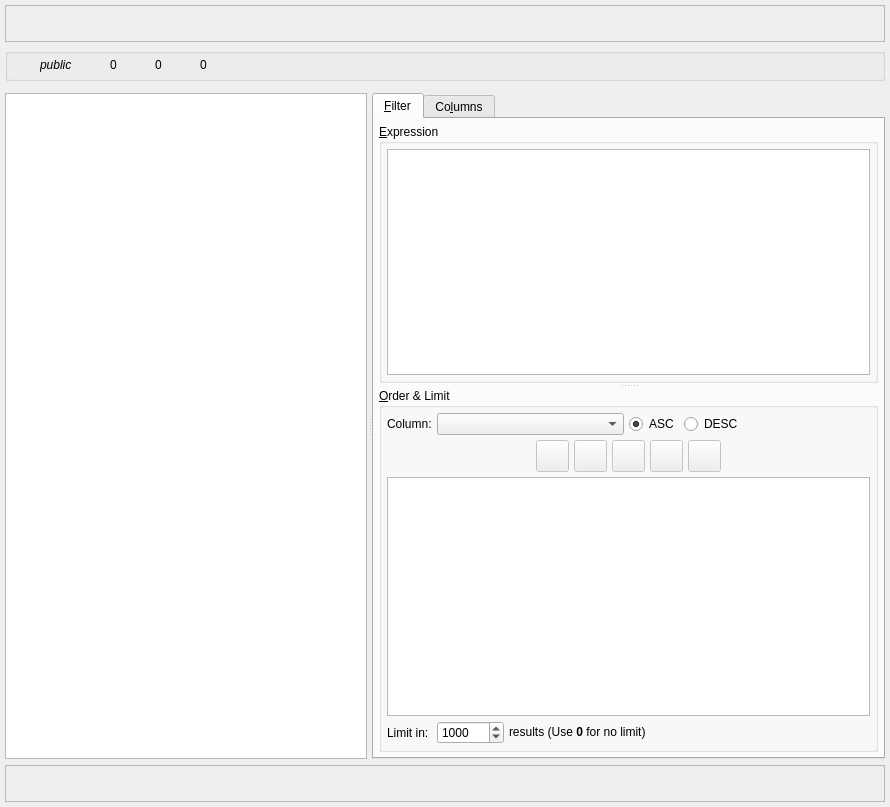
Old version of the form libs/libgui/ui/tools/datagridwidget.ui in the repository pgmodeler/pgmodeler.
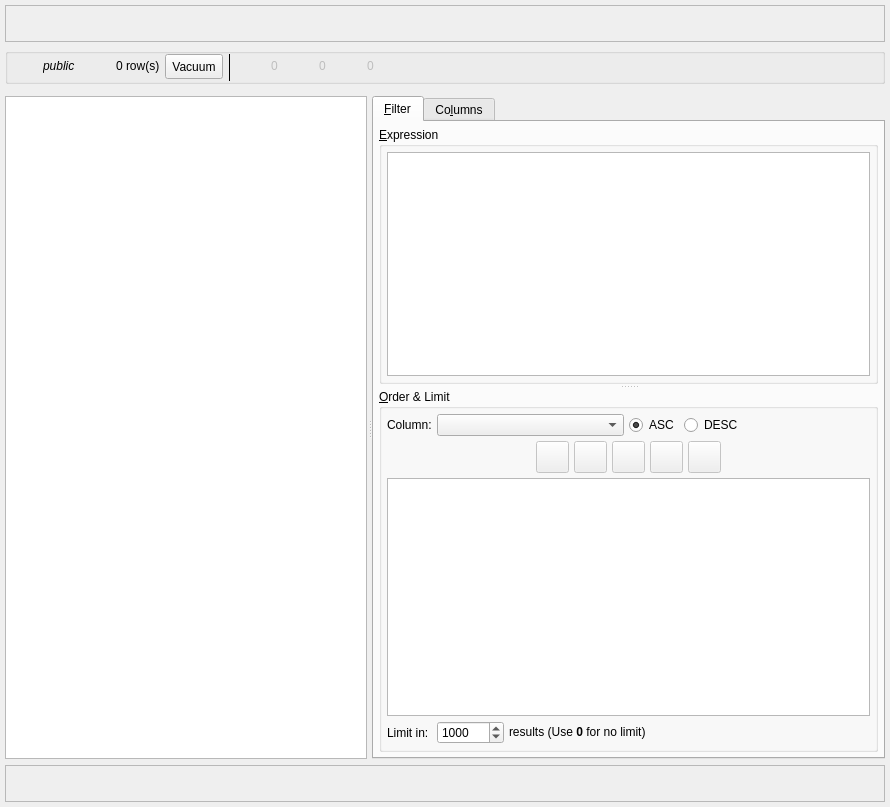
New version of the form. Icons and pictures are not drawn.

Commit message: Added support for VACUUM ANALYZE in DataGridWidget so the total number of rows of the table can be properly displayed

Diff of the .ui file:
```diff
--- a/libs/libgui/ui/tools/datagridwidget.ui
+++ b/libs/libgui/ui/tools/datagridwidget.ui
@@ -129,6 +129,9 @@
      <property name="title">
       <string/>
      </property>
+     <property name="flat">
+      <bool>false</bool>
+     </property>
      <layout class="QHBoxLayout" name="horizontalLayout">
       <property name="leftMargin">
        <number>0</number>
@@ -166,14 +169,14 @@
           </property>
           <property name="minimumSize">
            <size>
-            <width>22</width>
-            <height>22</height>
+            <width>25</width>
+            <height>25</height>
            </size>
           </property>
           <property name="maximumSize">
            <size>
-            <width>22</width>
-            <height>22</height>
+            <width>25</width>
+            <height>25</height>
            </size>
           </property>
           <property name="toolTip">
@@ -216,6 +219,143 @@
         </item>
        </layout>
       </item>
+      <item>
+       <layout class="QHBoxLayout" name="horizontalLayout_7">
+        <property name="spacing">
+         <number>5</number>
+        </property>
+        <property name="leftMargin">
+         <number>5</number>
+        </property>
+        <property name="rightMargin">
+         <number>0</number>
+        </property>
+        <property name="bottomMargin">
+         <number>2</number>
+        </property>
+        <item>
+         <widget class="QLabel" name="rows_cnt_ico_lbl">
+          <property name="enabled">
+           <bool>true</bool>
+          </property>
+          <property name="sizePolicy">
+           <sizepolicy hsizetype="Preferred" vsizetype="Fixed">
+            <horstretch>0</horstretch>
+            <verstretch>0</verstretch>
+           </sizepolicy>
+          </property>
+          <property name="minimumSize">
+           <size>
+            <width>25</width>
+            <height>25</height>
+           </size>
+          </property>
+          <property name="maximumSize">
+           <size>
+            <width>25</width>
+            <height>25</height>
+           </size>
+          </property>
+          <property name="toolTip">
+           <string>&lt;html&gt;&lt;head/&gt;&lt;body&gt;&lt;p&gt;The total number of rows in the table. &lt;span style=&quot; font-weight:700;&quot;&gt;NOTE:&lt;/span&gt; An undefined number (?) of rows means that the table needs a vacuum to update its statistics.&lt;/p&gt;&lt;/body&gt;&lt;/html&gt;</string>
+          </property>
+          <property name="text">
+           <string/>
+          </property>
+          <property name="textFormat">
+           <enum>Qt::TextFormat::AutoText</enum>
+          </property>
+          <property name="pixmap">
+           <pixmap resource="../../res/resources.qrc">:/icons/icons/tablerowcnt.png</pixmap>
+          </property>
+          <property name="scaledContents">
+           <bool>true</bool>
+          </property>
+         </widget>
+        </item>
+        <item>
+         <widget class="QLabel" name="rows_cnt_lbl">
+          <property name="enabled">
+           <bool>true</bool>
+          </property>
+          <property name="sizePolicy">
+           <sizepolicy hsizetype="Preferred" vsizetype="Fixed">
+            <horstretch>0</horstretch>
+            <verstretch>0</verstretch>
+           </sizepolicy>
+          </property>
+          <property name="font">
+           <font>
+            <italic>false</italic>
+           </font>
+          </property>
+          <property name="text">
+           <string>0 row(s)</string>
+          </property>
+          <property name="indent">
+           <number>0</number>
+          </property>
+         </widget>
+        </item>
+        <item>
+         <widget class="QToolButton" name="vaccuum_tb">
+          <property name="enabled">
+           <bool>true</bool>
+          </property>
+          <property name="sizePolicy">
+           <sizepolicy hsizetype="Preferred" vsizetype="Preferred">
+            <horstretch>0</horstretch>
+            <verstretch>0</verstretch>
+           </sizepolicy>
+          </property>
+          <property name="minimumSize">
+           <size>
+            <width>0</width>
+            <height>0</height>
+           </size>
+          </property>
+          <property name="toolTip">
+           <string>&lt;p&gt;Run a VACCUUM ANALYZE command on the table to update statistics&lt;/p&gt;</string>
+          </property>
+          <property name="text">
+           <string>Vacuum</string>
+          </property>
+          <property name="icon">
+           <iconset resource="../../res/resources.qrc">
+            <normaloff>:/icons/icons/vaccuum.png</normaloff>:/icons/icons/vaccuum.png</iconset>
+          </property>
+          <property name="iconSize">
+           <size>
+            <width>25</width>
+            <height>25</height>
+           </size>
+          </property>
+          <property name="toolButtonStyle">
+           <enum>Qt::ToolButtonStyle::ToolButtonTextBesideIcon</enum>
+          </property>
+         </widget>
+        </item>
+       </layout>
+      </item>
+      <item>
+       <widget class="Line" name="separator_ln">
+        <property name="maximumSize">
+         <size>
+          <width>1</width>
+          <height>16777215</height>
+         </size>
+        </property>
+        <property name="autoFillBackground">
+         <bool>false</bool>
+        </property>
+        <property name="frameShadow">
+         <enum>QFrame::Shadow::Plain</enum>
+        </property>
+        <property name="orientation">
+         <enum>Qt::Orientation::Vertical</enum>
+        </property>
+       </widget>
+      </item>
       <item>
        <layout class="QHBoxLayout" name="horizontalLayout_2">
         <property name="spacing">
@@ -231,7 +371,10 @@
          <number>2</number>
         </property>
         <item>
-         <widget class="QLabel" name="warn_lbl">
+         <widget class="QLabel" name="rows_added_ico_lbl">
+          <property name="enabled">
+           <bool>false</bool>
+          </property>
           <property name="sizePolicy">
            <sizepolicy hsizetype="Preferred" vsizetype="Fixed">
             <horstretch>0</horstretch>
@@ -240,14 +383,14 @@
           </property>
           <property name="minimumSize">
            <size>
-            <width>22</width>
-            <height>22</height>
+            <width>25</width>
+            <height>25</height>
            </size>
           </property>
           <property name="maximumSize">
            <size>
-            <width>22</width>
-            <height>22</height>
+            <width>25</width>
+            <height>25</height>
            </size>
           </property>
           <property name="toolTip">
@@ -268,7 +411,10 @@
          </widget>
         </item>
         <item>
-         <widget class="QLabel" name="warn_count_lbl">
+         <widget class="QLabel" name="rows_added_lbl">
+          <property name="enabled">
+           <bool>false</bool>
+          </property>
           <property name="sizePolicy">
            <sizepolicy hsizetype="Preferred" vsizetype="Fixed">
             <horstretch>0</horstretch>
@@ -300,7 +446,10 @@
          <number>2</number>
         </property>
         <item>
-         <widget class="QLabel" name="warn_lbl_2">
+         <widget class="QLabel" name="rows_changed_ico_lbl">
+          <property name="enabled">
+           <bool>false</bool>
+          </property>
           <property name="sizePolicy">
            <sizepolicy hsizetype="Preferred" vsizetype="Fixed">
             <horstretch>0</horstretch>
@@ -309,14 +458,14 @@
           </property>
           <property name="minimumSize">
            <size>
-            <width>22</width>
-            <height>22</height>
+            <width>25</width>
+            <height>25</height>
            </size>
           </property>
           <property name="maximumSize">
            <size>
-            <width>22</width>
-            <height>22</height>
+            <width>25</width>
+            <height>25</height>
            </size>
           </property>
           <property name="toolTip">
@@ -337,7 +486,10 @@
          </widget>
         </item>
         <item>
-         <widget class="QLabel" name="warn_count_lbl_2">
+         <widget class="QLabel" name="rows_changed_lbl">
+          <property name="enabled">
+           <bool>false</bool>
+          </property>
           <property name="sizePolicy">
            <sizepolicy hsizetype="Preferred" vsizetype="Fixed">
             <horstretch>0</horstretch>
@@ -369,7 +521,10 @@
          <number>2</number>
         </property>
         <item>
-         <widget class="QLabel" name="warn_lbl_5">
+         <widget class="QLabel" name="rows_deleted_ico_lbl">
+          <property name="enabled">
+           <bool>false</bool>
+          </property>
           <property name="sizePolicy">
            <sizepolicy hsizetype="Preferred" vsizetype="Fixed">
             <horstretch>0</horstretch>
@@ -378,14 +533,14 @@
           </property>
           <property name="minimumSize">
            <size>
-            <width>22</width>
-            <height>22</height>
+            <width>25</width>
+            <height>25</height>
            </size>
           </property>
           <property name="maximumSize">
            <size>
-            <width>22</width>
-            <height>22</height>
+            <width>25</width>
+            <height>25</height>
            </size>
           </property>
           <property name="toolTip">
@@ -406,7 +561,10 @@
          </widget>
         </item>
         <item>
-         <widget class="QLabel" name="warn_count_lbl_5">
+         <widget class="QLabel" name="rows_deleted_lbl">
+          <property name="enabled">
+           <bool>false</bool>
+          </property>
           <property name="sizePolicy">
            <sizepolicy hsizetype="Fixed" vsizetype="Fixed">
             <horstretch>0</horstretch>
```
Left out of the diff: 13 changed lines with no effect on the pictures. The commit also changes 6 other files.
